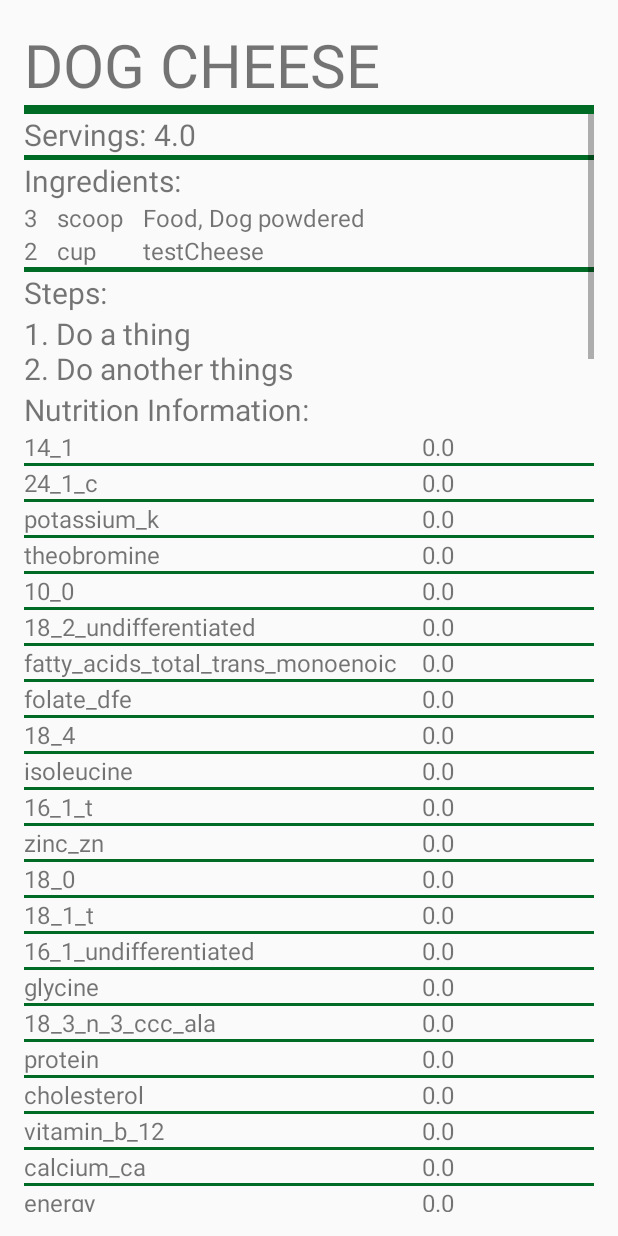
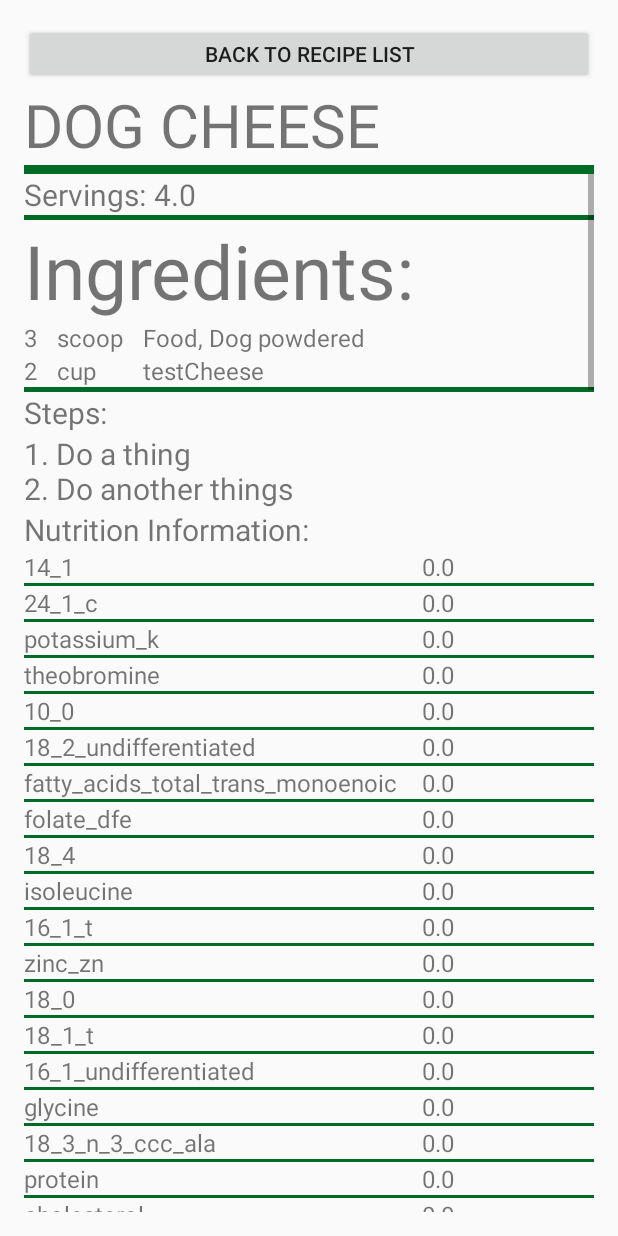
Before and after one commit to MBLAHO13/CS275Project, an Android app: the screen it shows after launch (RecipeDisplayOne), after a tap on "Dog Cheese", on a phone screen of 412 x 824 dp. Run offline under Robolectric (Android 15) with nearby library versions, the phone set to English and light mode, and no system bars.

Commit message:
added back button to recipe display view

```diff
--- a/FoodTracker/app/src/main/java/cblaho/foodtracker/activities/RecipeDisplayOne.java
+++ b/FoodTracker/app/src/main/java/cblaho/foodtracker/activities/RecipeDisplayOne.java
@@ -84,4 +84,9 @@ public class RecipeDisplayOne extends Activity {
             nutrients.addView(hBar);
         }
     }
+    public void backToList(View v){
+        Intent intent = new Intent(RecipeDisplayOne.this, RecipeList.class);
+        intent.setFlags(Intent.FLAG_ACTIVITY_CLEAR_TOP);
+        startActivity(intent);
+    }
 }
--- a/FoodTracker/app/src/main/res/layout/activity_recipe_display_one.xml
+++ b/FoodTracker/app/src/main/res/layout/activity_recipe_display_one.xml
@@ -6,11 +6,20 @@
     android:paddingBottom="@dimen/activity_vertical_margin"
     tools:context="cblaho.foodtracker.activities.RecipeDisplayOne">
 
+    <Button
+        android:id="@+id/backbutton"
+        android:layout_width="fill_parent"
+        android:layout_height="40dp"
+        android:text="Back to Recipe List"
+        android:onClick="backToList"
+        />
+
     <TextView android:text="Recipe Name" android:layout_width="wrap_content"
         android:layout_height="wrap_content"
         android:id="@+id/recipe_display_one_name"
         android:textAllCaps="true"
-        android:textSize="40sp"/>
+        android:textSize="40sp"
+        android:layout_below="@id/backbutton"/>
     <View
         android:id="@+id/recipe_display_one_name_hbar"
         android:layout_below="@+id/recipe_display_one_name"
@@ -55,7 +64,7 @@
                 android:layout_width="wrap_content"
                 android:layout_height="wrap_content"
                 android:text="Ingredients:"
-                android:textSize="20sp"
+                android:textSize="50sp"
                 android:layout_below="@+id/recipe_display_one_servings_hbar"/>
 
             <TableLayout
```
